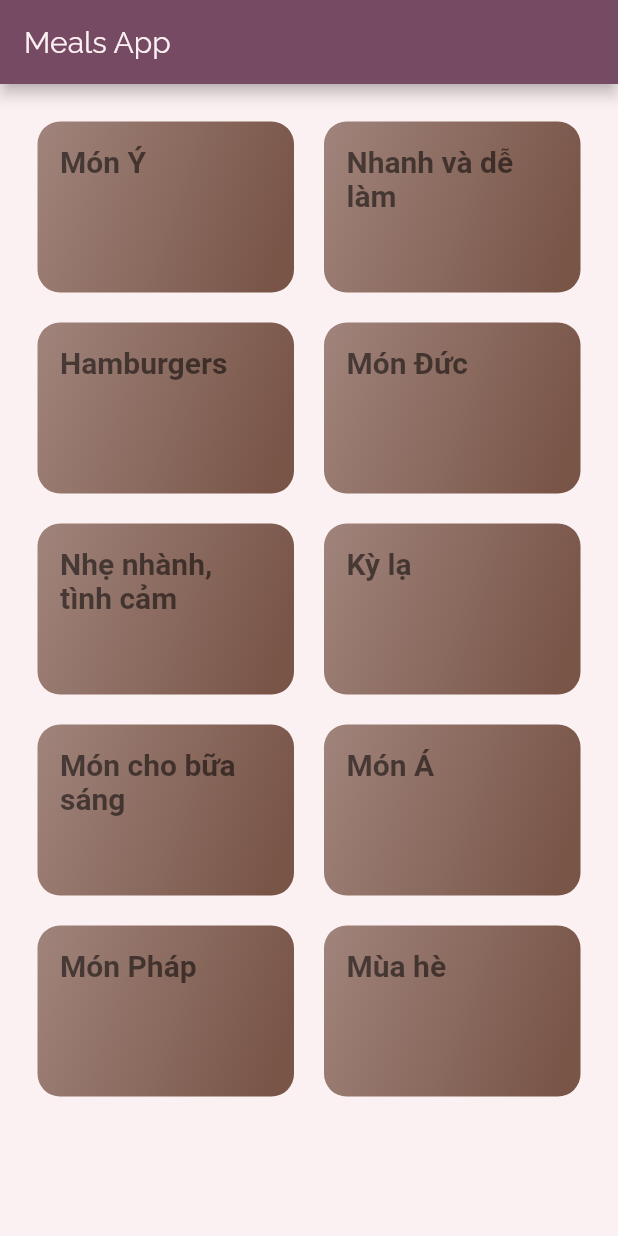
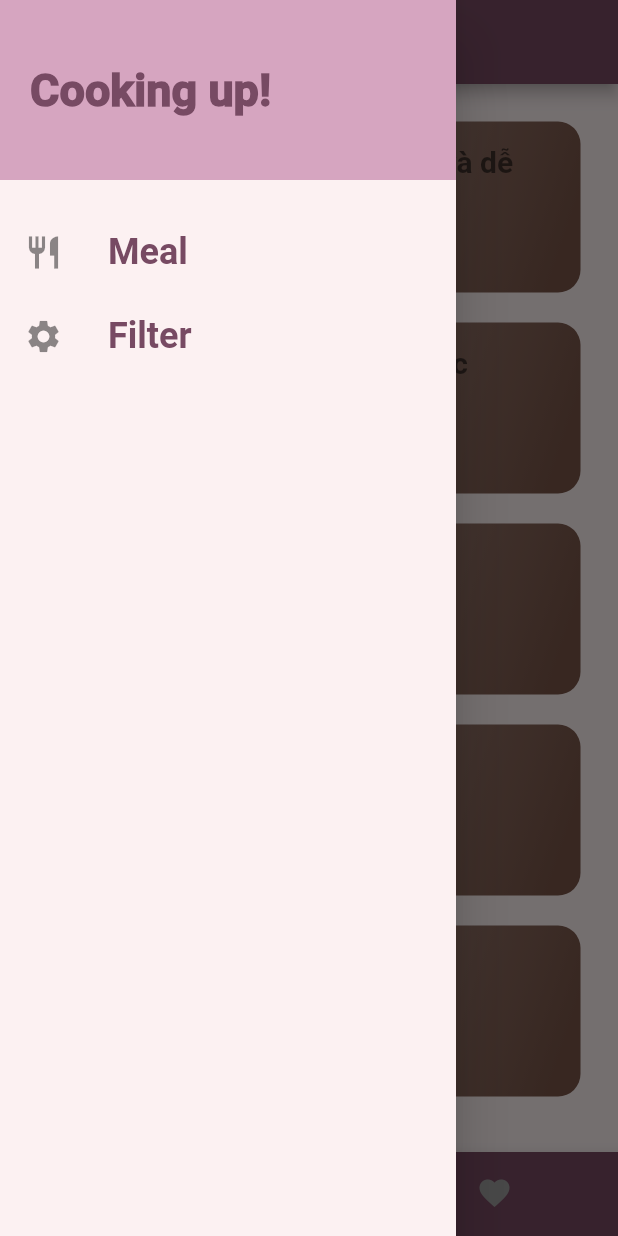
Before and after one commit to MotCaiBanhBao/meals_app, a Flutter app: the screen it shows after launch, with the side drawer open (before the commit the screen has no drawer), on a phone screen of 412 x 824 dp. Run offline on Flutter 3.47's test engine with Material 2 defaults, Android fonts, the phone set to English and light mode, and no system bars; Roboto replaces fonts that are missing (Ralewaty).

Commit message:
Finish app

```diff
--- a/lib/main.dart
+++ b/lib/main.dart
@@ -1,15 +1,74 @@
 import 'package:flutter/material.dart';
 import 'package:flutter/widgets.dart';
+import 'package:meals_app/data/dummy_data.dart';
+import '../models/meal_model.dart';
+import '../screens/tabs_screen.dart';
 import '../screens/meal_detail_screen.dart';
 import '../screens/categories_meal_screen.dart';
 import '../screens/categories_screen.dart';
+import '../screens/filter_screen.dart';
 
 void main(List<String> args) {
   runApp(const MyApp());
 }
 
-class MyApp extends StatelessWidget {
+class MyApp extends StatefulWidget {
   const MyApp({Key? key}) : super(key: key);
+
+  @override
+  State<MyApp> createState() => _MyAppState();
+}
+
+class _MyAppState extends State<MyApp> {
+  Map<String, bool> _filters = {
+    'gluten': false,
+    'lactose': false,
+    'vegan': false,
+    'vegetarian': false,
+  };
+
+  List<Meal> _availableMeal = dummy_meals;
+  List<Meal> _favoriteMeal = [];
+
+  void _setFilter(Map<String, bool> filterData) {
+    setState(() {
+      _filters = filterData;
+      _availableMeal = dummy_meals.where((element) {
+        if (!element.isGlutenFree && (_filters['gluten']) as bool) {
+          return false;
+        }
+        if (!element.isLactoseFree && (_filters['lactose']) as bool) {
+          return false;
+        }
+        if (!element.isVegan && (_filters['vegan']) as bool) {
+          return false;
+        }
+        if (!element.isVegetarian && (_filters['vegetarian']) as bool) {
+          return false;
+        }
+        return true;
+      }).toList();
+    });
+  }
+
+  void _toggleFavorite(String mealId) {
+    final existingIndex =
+        _favoriteMeal.indexWhere((element) => mealId == element.id);
+    if (existingIndex >= 0) {
+      setState(() {
+        _favoriteMeal.removeAt(existingIndex);
+      });
+    } else {
+      setState(() {
+        _favoriteMeal
+            .add(dummy_meals.firstWhere((element) => element.id == mealId));
+      });
+    }
+  }
+
+  bool _isMealFavorite(String id) {
+    return _favoriteMeal.any((element) => element.id == id);
+  }
 
   @override
   Widget build(BuildContext context) {
@@ -45,9 +104,18 @@ class MyApp extends StatelessWidget {
       ),
       initialRoute: CategoriesScreen.routerName,
       routes: {
-        CategoriesScreen.routerName: (ctx) => const CategoriesScreen(),
-        MealDetailScreen.routerName: (ctx) => const MealDetailScreen(),
-        CategoryMealsScreen.routerName: (ctx) => const CategoryMealsScreen(),
+        TabsScreen.routerName: (ctx) => TabsScreen(
+              favoriteMeal: _favoriteMeal,
+            ),
+        MealDetailScreen.routerName: (ctx) => MealDetailScreen(
+            toggleFavorite: _toggleFavorite, isFavoriteMeal: _isMealFavorite),
+        CategoryMealsScreen.routerName: (ctx) => CategoryMealsScreen(
+              avalableMeals: _availableMeal,
+            ),
+        FilterScreen.routerName: (ctx) => FilterScreen(
+              saveFilter: _setFilter,
+              currentFilter: _filters,
+            ),
       },
     );
   }
--- a/lib/screens/categories_screen.dart
+++ b/lib/screens/categories_screen.dart
@@ -8,13 +8,7 @@ class CategoriesScreen extends StatelessWidget {
 
   @override
   Widget build(BuildContext context) {
-    return Scaffold(
-      appBar: AppBar(
-        title: const Text(
-          "Meals App",
-        ),
-      ),
-      body: GridView(
+    return GridView(
       padding: const EdgeInsets.all(25),
       gridDelegate: const SliverGridDelegateWithMaxCrossAxisExtent(
         maxCrossAxisExtent: 200,
@@ -25,7 +19,6 @@ class CategoriesScreen extends StatelessWidget {
       children: dummyCategories
           .map((categoryData) => CategoryItem(item: categoryData))
           .toList(),
-      ),
     );
   }
 }
--- /dev/null
+++ b/lib/screens/main_drawer.dart
@@ -0,0 +1,62 @@
+import 'package:flutter/material.dart';
+import 'package:meals_app/screens/filter_screen.dart';
+import 'package:meals_app/screens/tabs_screen.dart';
+
+class MainDrawer extends StatelessWidget {
+  const MainDrawer({Key? key}) : super(key: key);
+  Widget buildListTile(String title, IconData icon, VoidCallback tabHandle) {
+    return ListTile(
+      leading: Icon(
+        icon,
+        size: 26,
+      ),
+      title: Text(
+        title,
+        style: const TextStyle(
+            fontFamily: "Roboto", fontSize: 24, fontWeight: FontWeight.bold),
+      ),
+      onTap: tabHandle,
+    );
+  }
+
+  @override
+  Widget build(BuildContext context) {
+    return Drawer(
+      child: Column(
+        children: [
+          Container(
+            height: 120,
+            width: double.infinity,
+            padding: const EdgeInsets.all(20),
+            alignment: Alignment.centerLeft,
+            color: Theme.of(context).accentColor,
+            child: Text(
+              "Cooking up!",
+              style: TextStyle(
+                fontWeight: FontWeight.w900,
+                fontSize: 30,
+                color: Theme.of(context).primaryColor,
+              ),
+            ),
+          ),
+          const SizedBox(height: 20),
+          buildListTile(
+            "Meal",
+            Icons.restaurant,
+            () {
+              Navigator.of(context).pushReplacementNamed(TabsScreen.routerName);
+            },
+          ),
+          buildListTile(
+            "Filter",
+            Icons.settings,
+            () {
+              Navigator.of(context)
+                  .pushReplacementNamed(FilterScreen.routerName);
+            },
+          ),
+        ],
+      ),
+    );
+  }
+}
--- /dev/null
+++ b/lib/screens/tabs_screen.dart
@@ -0,0 +1,78 @@
+import 'package:flutter/material.dart';
+import 'package:meals_app/screens/main_drawer.dart';
+import './categories_screen.dart';
+import './favorite_screen.dart';
+import '../models/meal_model.dart';
+
+class TabsScreen extends StatefulWidget {
+  final List<Meal> favoriteMeal;
+  static const String routerName = "/";
+
+  TabsScreen({Key? key, required this.favoriteMeal}) : super(key: key);
+
+  @override
+  _TabsScreenState createState() => _TabsScreenState();
+}
+
+class _TabsScreenState extends State<TabsScreen> {
+  int _currentIndex = 0;
+
+  late List<Map<String, Object>> _listOfScreen;
+
+  @override
+  void initState() {
+    _listOfScreen = [
+      {
+        "page": const CategoriesScreen(),
+        "title": "Categories",
+      },
+      {
+        "page": FavoriteScreen(
+          favoriteMeal: widget.favoriteMeal,
+        ),
+        "title": "Favorite",
+      },
+    ];
+    super.initState();
+  }
+
+  void _onSelected(int index) {
+    setState(() {
+      _currentIndex = index;
+    });
+  }
+
+
+  @override
+  Widget build(BuildContext context) {
+    return Scaffold(
+      appBar: AppBar(
+        title: Text(_listOfScreen[_currentIndex]["title"].toString()),
+      ),
+      body: _listOfScreen[_currentIndex]["page"] as Widget,
+      drawer: MainDrawer(),
+      bottomNavigationBar: BottomNavigationBar(
+        currentIndex: _currentIndex,
+        onTap: (index) => _onSelected(index),
+        selectedItemColor: Theme.of(context).accentColor,
+        unselectedItemColor: Colors.grey,
+        type: BottomNavigationBarType.shifting,
+        items: [
+          BottomNavigationBarItem(
+              icon: const Icon(
+                Icons.category,
+              ),
+              label: "Categories",
+              backgroundColor: Theme.of(context).primaryColor),
+          BottomNavigationBarItem(
+            icon: const Icon(
+              Icons.favorite,
+            ),
+            label: "Favorite",
+            backgroundColor: Theme.of(context).primaryColor,
+          ),
+        ],
+      ),
+    );
+  }
+}
--- a/lib/widgets/meal_item.dart
+++ b/lib/widgets/meal_item.dart
@@ -8,7 +8,8 @@ class MealItem extends StatelessWidget {
 
   void onSelected(BuildContext context) {
     Navigator.pushNamed(context, MealDetailScreen.routerName,
-        arguments: item.id);
+            arguments: item.id)
+        .then((value) {});
   }
 
   @override
```
Also changed, not shown: lib/screens/categories_meal_screen.dart (+37 -10 lines), lib/screens/favorite_screen.dart (added, +30 -0 lines), lib/screens/filter_screen.dart (added, +122 -0 lines), lib/screens/meal_detail_screen.dart (+12 -1 lines). Lines whose indentation alone changed are shown as unchanged.
